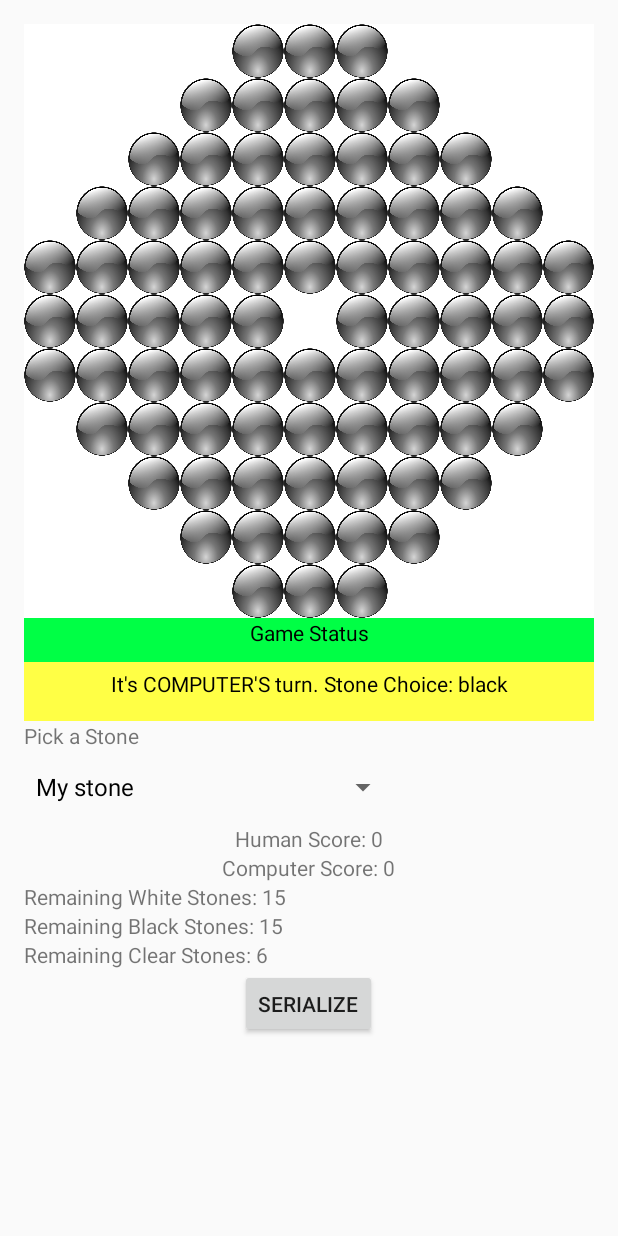
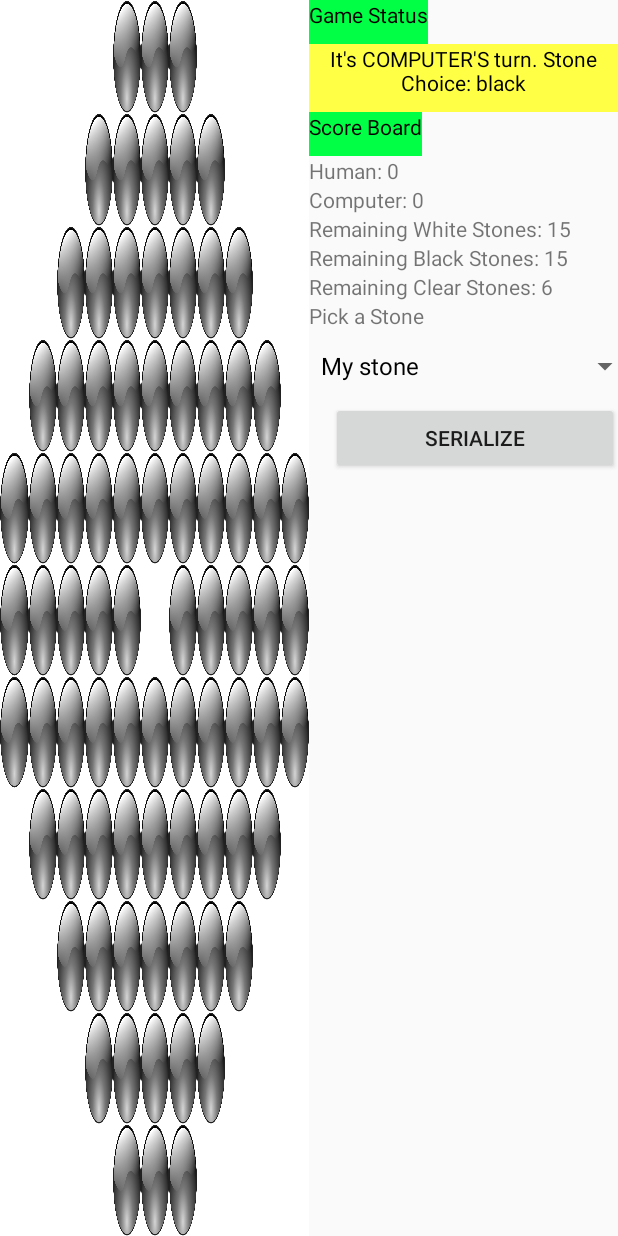
Before and after one commit to Viveckh/ThreeStones, an Android app: the screen it shows after launch (GameActivity), after a tap on "PROCEED TO THE GAME!", on a phone screen of 412 x 824 dp. Run offline under Robolectric (Android 15) with nearby library versions, the phone set to English and light mode, and no system bars; 2 other taps on this screen came first.

Commit message:
Working on setting up a landscape mode in resultsactivity

```diff
--- a/app/src/main/AndroidManifest.xml
+++ b/app/src/main/AndroidManifest.xml
@@ -17,6 +17,8 @@
         </activity>
         <activity android:name=".GameActivity">
         </activity>
+        <activity android:name=".ResultsActivity">
+        </activity>
     </application>
 
 </manifest>
--- a/app/src/main/java/com/viveckh/threestones/GameActivity.java
+++ b/app/src/main/java/com/viveckh/threestones/GameActivity.java
@@ -44,7 +44,7 @@ public class GameActivity extends Activity {
 	@Override
 	protected void onCreate(Bundle savedInstanceState) {
 		super.onCreate(savedInstanceState);
-		setContentView(R.layout.activity_game);
+		setContentView(R.layout.activity_results);
 
 		//Initializing Variables
 		m_board = new Board();
--- a/app/src/main/java/com/viveckh/threestones/Player.java
+++ b/app/src/main/java/com/viveckh/threestones/Player.java
@@ -185,7 +185,7 @@ public class Player {
 	/*
 	* SCORING RELATED FUNCTIONS
 	* */
-	//THIS NEEDS TO BE CALLED BY EACH PLAYER AFTER EITHER OF THE PLAYERS MOVE. THE STONE PARAMETER REFERS TO PLAYER'S PRIMARY COLOR
+	//THIS NEEDS TO BE CALLED BY EACH PLAYER AFTER EITHER OF THE PLAYERS MOVE. THE STONE PARAMETER REFERS TO PLAYER'S PRIMARY COLO
 	//Calculates the change in points for a player after a move. Override by derived classes based on stone color picked at the start of the game
 	//Row and Column of previous placement must be updated for this function to perform correctly
 	public int UpdateScoreAfterMove(char a_stone, Board a_board) {
--- /dev/null
+++ b/app/src/main/java/com/viveckh/threestones/ResultsActivity.java
@@ -0,0 +1,13 @@
+package com.viveckh.threestones;
+
+import android.support.v7.app.AppCompatActivity;
+import android.os.Bundle;
+
+public class ResultsActivity extends AppCompatActivity {
+
+	@Override
+	protected void onCreate(Bundle savedInstanceState) {
+		super.onCreate(savedInstanceState);
+		setContentView(R.layout.activity_results);
+	}
+}
--- /dev/null
+++ b/app/src/main/res/layout/activity_results.xml
@@ -0,0 +1,140 @@
+<?xml version="1.0" encoding="utf-8"?>
+<LinearLayout xmlns:android="http://schemas.android.com/apk/res/android"
+              xmlns:tools="http://schemas.android.com/tools"
+              android:layout_width="match_parent"
+              android:layout_height="match_parent"
+              android:orientation="horizontal"
+              android:weightSum="2">
+    <!--
+    <LinearLayout
+        android:layout_width="fill_parent"
+        android:layout_height="fill_parent"
+        android:layout_weight="1" >
+
+    </LinearLayout>
+    -->
+
+    <LinearLayout
+        android:id="@+id/linear_layout1"
+        android:orientation="vertical"
+        android:layout_width="fill_parent"
+        android:layout_height="fill_parent"
+        android:layout_weight="1">
+
+    </LinearLayout>
+
+    <GridLayout
+        android:id="@+id/linear_layout2"
+        android:orientation="vertical"
+        android:layout_width="fill_parent"
+        android:layout_height="wrap_content"
+        android:layout_weight="1"
+        android:columnCount="2">
+
+        <TextView android:text="Game Status"
+                  android:id="@+id/gameStatus"
+                  android:layout_width="wrap_content"
+                  android:layout_height="wrap_content"
+                  android:paddingBottom="10dp"
+                  android:gravity="center"
+                  android:textAlignment="center"
+                  android:textColor="@android:color/black"
+                  android:background="#00ff45"
+                  android:layout_row="0"
+                  android:layout_column="0"/>
+
+        <TextView
+            android:layout_width="wrap_content"
+            android:layout_height="wrap_content"
+            android:text="Who's turn?"
+            android:id="@+id/turn"
+            android:gravity="center"
+            android:paddingBottom="10dp"
+            android:textColor="@android:color/black"
+            android:background="#ffff45"
+            android:layout_row="1"
+            android:layout_column="0"/>
+
+        <TextView android:text="Score Board"
+                  android:id="@+id/scoreBoard"
+                  android:layout_width="wrap_content"
+                  android:layout_height="wrap_content"
+                  android:paddingBottom="10dp"
+                  android:gravity="center"
+                  android:textAlignment="center"
+                  android:textColor="@android:color/black"
+                  android:background="#00ff45"
+                  android:layout_row="2"
+                  android:layout_column="0"/>
+
+        <TextView
+            android:layout_width="wrap_content"
+            android:layout_height="wrap_content"
+            android:text="Human: 0"
+            android:id="@+id/humanScore"
+            android:layout_gravity="left"
+            android:layout_row="3"
+            android:layout_column="0"/>
+
+        <TextView
+            android:layout_width="wrap_content"
+            android:layout_height="wrap_content"
+            android:text="Computer: 0"
+            android:id="@+id/computerScore"
+            android:layout_gravity="left"
+            android:layout_row="4"
+            android:layout_column="0" />
+
+        <TextView
+            android:layout_width="196dp"
+            android:layout_height="wrap_content"
+            android:text="Remaining White Stones: 15"
+            android:id="@+id/remWhite"
+            android:layout_row="5"
+            android:layout_column="0"/>
+
+        <TextView
+            android:layout_width="wrap_content"
+            android:layout_height="wrap_content"
+            android:text="Remaining Black Stones: 15"
+            android:id="@+id/remBlack"
+            android:layout_row="6"
+            android:layout_column="0"/>
+
+        <TextView
+            android:layout_width="wrap_content"
+            android:layout_height="wrap_content"
+            android:text="Remaining Clear Stones: 6"
+            android:id="@+id/remClear"
+            android:layout_row="7"
+            android:layout_column="0"/>
+
+        <TextView
+            android:layout_width="wrap_content"
+            android:layout_height="wrap_content"
+            android:text="Pick a Stone"
+            android:id="@+id/displayMsg"
+            android:layout_row="8"
+            android:layout_column="0" />
+
+        <Spinner
+            android:layout_width="221dp"
+            android:layout_height="wrap_content"
+            android:id="@+id/stonePicker"
+            android:spinnerMode="dropdown"
+            android:layout_row="9"
+            android:layout_column="0"/>
+
+        <Button
+            style="?android:attr/buttonStyleSmall"
+            android:layout_width="192dp"
+            android:layout_height="wrap_content"
+            android:text="Serialize"
+            android:id="@+id/serialize"
+            android:layout_gravity="center_horizontal"
+            android:layout_row="10"
+            android:layout_column="0"/>
+
+    </GridLayout>
+
+</LinearLayout>
```
Also changed, not shown: app/src/main/res/drawable/disabled_buttons.png.
